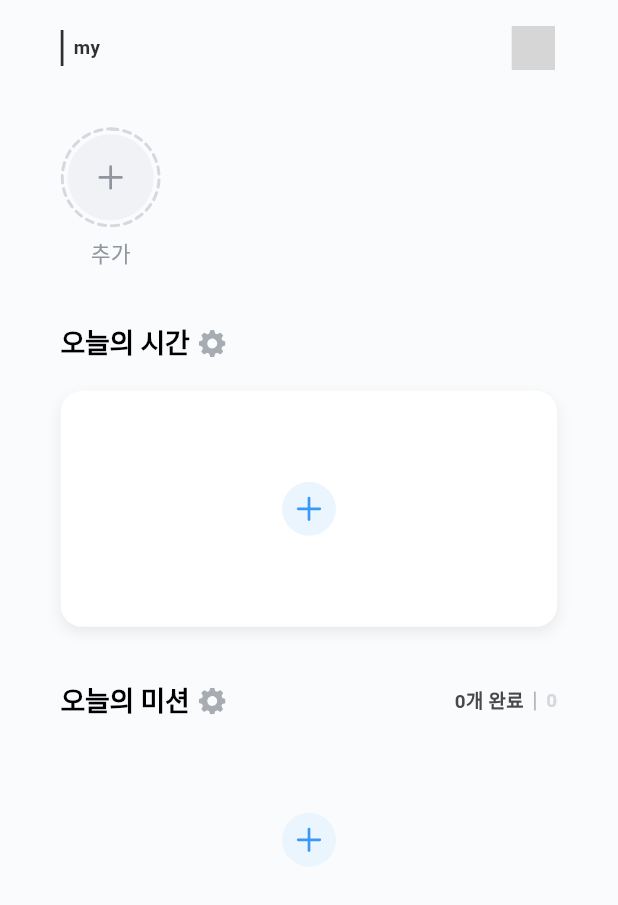
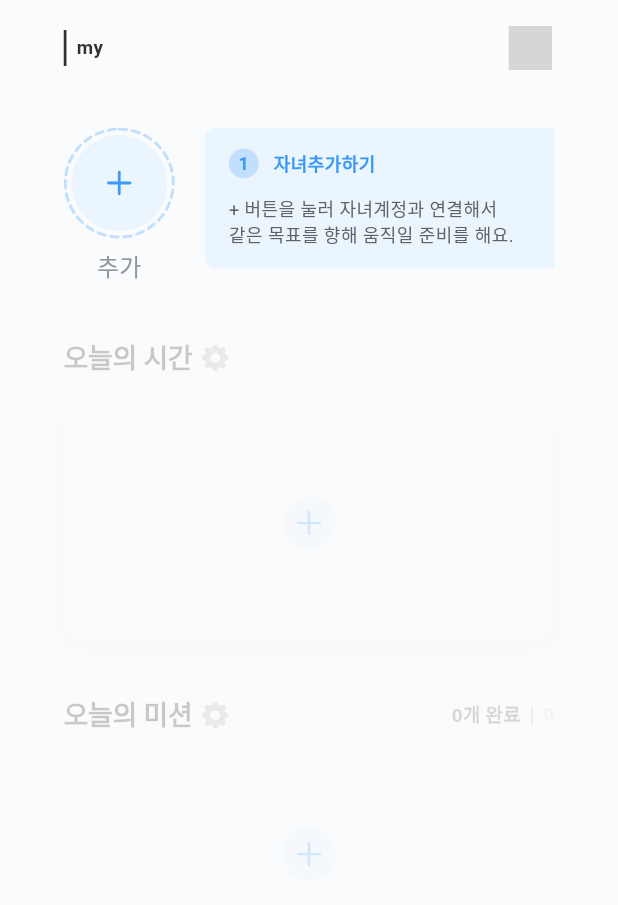
Before and after one commit to yeongJD/Quad-S-Team12-App-Parent, a Flutter app: the ParentHomePage screen opened by its route, on a phone screen of 412 x 824 dp. Shown: the top 905 px of the screen. Run offline on Flutter 3.47's test engine with Material 3 defaults, Android fonts, the phone set to English and light mode, and no system bars; our stand-ins replace flutter_svg, go_router, google_fonts; Roboto replaces fonts that are missing (Pretendard); grey boxes are pictures that could not be loaded.

Commit message:
feat(parent-home): implement child dashboard states

```diff
--- a/lib/features/parent_home/presentation/pages/parent_home_page.dart
+++ b/lib/features/parent_home/presentation/pages/parent_home_page.dart
@@ -30,6 +30,7 @@ class _ParentHomePageState extends State<ParentHomePage> {
         _data.hasChildren ||
         _data.hasConfiguredTime ||
         _data.hasConfiguredMissions;
+    final bool hasChildren = _data.hasChildren;
 
     return Scaffold(
       backgroundColor: hasFilledContent ? AppColors.gray100 : AppColors.gray050,
@@ -39,7 +40,7 @@ class _ParentHomePageState extends State<ParentHomePage> {
           child: ConstrainedBox(
             constraints: const BoxConstraints(maxWidth: 375),
             child: SingleChildScrollView(
-              padding: const EdgeInsets.fromLTRB(22, 14, 22, 28),
+              padding: const EdgeInsets.fromLTRB(24, 14, 24, 28),
               child: Column(
                 crossAxisAlignment: CrossAxisAlignment.start,
                 children: [
@@ -60,19 +61,31 @@ class _ParentHomePageState extends State<ParentHomePage> {
                     onAddChildTap: () => context.push('/child/add'),
                   ),
                   const SizedBox(height: 36),
-                  TodayTimeSection(
+                  Opacity(
+                    opacity: hasChildren ? 1 : 0.2,
+                    child: IgnorePointer(
+                      ignoring: !hasChildren,
+                      child: TodayTimeSection(
                         timeSummary: _data.timeSummary,
                         onOpen: () => context.push('/today-time'),
                         onSetup: () => context.push('/today-time/setup'),
                       ),
+                    ),
+                  ),
                   const SizedBox(height: 36),
-                  TodayMissionSection(
+                  Opacity(
+                    opacity: hasChildren ? 1 : 0.2,
+                    child: IgnorePointer(
+                      ignoring: !hasChildren,
+                      child: TodayMissionSection(
                         missions: _data.missions,
                         completedCount: _data.completedMissionCount,
                         totalCount: _data.missionCount,
                         onOpen: () => context.push('/today-mission'),
                         onSetup: () => context.push('/today-mission/setup'),
                         onAdd: () => context.push('/today-mission/setup'),
+                      ),
+                    ),
                   ),
                 ],
               ),
--- a/lib/features/parent_home/presentation/widgets/child_selector_section.dart
+++ b/lib/features/parent_home/presentation/widgets/child_selector_section.dart
@@ -23,7 +23,18 @@ class ChildSelectorSection extends StatelessWidget {
   @override
   Widget build(BuildContext context) {
     if (children.isEmpty) {
-      return Row(children: [_AddChildCard(onTap: onAddChildTap)]);
+      return SingleChildScrollView(
+        scrollDirection: Axis.horizontal,
+        padding: EdgeInsets.zero,
+        child: Row(
+          crossAxisAlignment: CrossAxisAlignment.start,
+          children: [
+            _AddChildCard(onTap: onAddChildTap, isEmptyState: true),
+            const SizedBox(width: 20),
+            const _AddChildGuideCard(),
+          ],
+        ),
+      );
     }
 
     return SingleChildScrollView(
@@ -130,12 +141,23 @@ class _ChildCard extends StatelessWidget {
 }
 
 class _AddChildCard extends StatelessWidget {
-  const _AddChildCard({required this.onTap});
+  const _AddChildCard({required this.onTap, this.isEmptyState = false});
 
   final VoidCallback onTap;
+  final bool isEmptyState;
 
   @override
   Widget build(BuildContext context) {
+    final double size = isEmptyState ? 74 : 66.532;
+    final double innerSize = isEmptyState ? 64 : 57.541;
+    final Color dashColor = isEmptyState
+        ? const Color(0xFFC2DFFD)
+        : AppColors.gray200;
+    final Color fillColor = isEmptyState
+        ? const Color(0xFFEBF5FE)
+        : const Color(0xFFF0F2F5);
+    final Color plusColor = isEmptyState ? AppColors.primary : AppColors.gray400;
+
     return GestureDetector(
       onTap: onTap,
       behavior: HitTestBehavior.opaque,
@@ -143,27 +165,27 @@ class _AddChildCard extends StatelessWidget {
         mainAxisSize: MainAxisSize.min,
         children: [
           SizedBox(
-            width: 66.532,
-            height: 66.532,
+            width: size,
+            height: size,
             child: Stack(
               alignment: Alignment.center,
               children: [
                 CustomPaint(
-                  size: const Size.square(66.532),
+                  size: Size.square(size),
                   painter: _DashedCirclePainter(
-                    color: AppColors.gray200,
+                    color: dashColor,
                     strokeWidth: 2,
                   ),
                 ),
                 Container(
-                  width: 57.541,
-                  height: 57.541,
-                  decoration: const BoxDecoration(
+                  width: innerSize,
+                  height: innerSize,
+                  decoration: BoxDecoration(
                     shape: BoxShape.circle,
-                    color: Color(0xFFF0F2F5),
+                    color: fillColor,
                   ),
-                  child: const Center(
-                    child: _PlusIcon(color: AppColors.gray400, size: 21.578),
+                  child: Center(
+                    child: _PlusIcon(color: plusColor, size: 21.578),
                   ),
                 ),
               ],
@@ -173,10 +195,75 @@ class _AddChildCard extends StatelessWidget {
           Text(
             '추가',
             style: AppTypography.labelMedium.copyWith(
-              fontSize: 14.4,
+              fontSize: isEmptyState ? 16 : 14.4,
               height: 1.5,
-              letterSpacing: 0.08,
+              letterSpacing: isEmptyState ? 0.0912 : 0.08,
               color: AppColors.gray400,
+            ),
+          ),
+        ],
+      ),
+    );
+  }
+}
+
+class _AddChildGuideCard extends StatelessWidget {
+  const _AddChildGuideCard();
+
+  @override
+  Widget build(BuildContext context) {
+    return Container(
+      width: 270,
+      padding: const EdgeInsets.symmetric(horizontal: 16, vertical: 14),
+      decoration: BoxDecoration(
+        color: const Color(0xFFEBF5FE),
+        borderRadius: BorderRadius.circular(8),
+      ),
+      child: Column(
+        crossAxisAlignment: CrossAxisAlignment.start,
+        mainAxisSize: MainAxisSize.min,
+        children: [
+          Row(
+            mainAxisSize: MainAxisSize.min,
+            children: [
+              Container(
+                width: 20,
+                height: 20,
+                decoration: const BoxDecoration(
+                  shape: BoxShape.circle,
+                  color: Color(0xFFC2DFFD),
+                ),
+                alignment: Alignment.center,
+                child: Text(
+                  '1',
+                  style: AppTypography.captionBold.copyWith(
+                    fontSize: 12,
+                    height: 1.334,
+                    letterSpacing: 0.3024,
+                    color: AppColors.primary,
+                  ),
+                ),
+              ),
+              const SizedBox(width: 9.8),
+              Text(
+                '자녀추가하기',
+                style: AppTypography.captionBold.copyWith(
+                  fontSize: 12,
+                  height: 1.334,
+                  letterSpacing: 0.3024,
+                  color: AppColors.primary,
+                ),
+              ),
+            ],
+          ),
+          const SizedBox(height: 12),
+          Text(
+            '+ 버튼을 눌러 자녀계정과 연결해서\n같은 목표를 향해 움직일 준비를 해요.',
+            style: AppTypography.captionRegular.copyWith(
+              fontSize: 12,
+              height: 1.334,
+              letterSpacing: 0.3024,
+              color: AppColors.gray600,
             ),
           ),
         ],
```
Also changed, not shown: lib/features/parent_home/presentation/models/parent_home_models.dart (+4 -3 lines), lib/features/parent_home/presentation/widgets/today_mission_section.dart (+19 -6 lines), lib/features/parent_home/presentation/widgets/today_time_section.dart (+16 -9 lines). Lines whose indentation alone changed are shown as unchanged.
